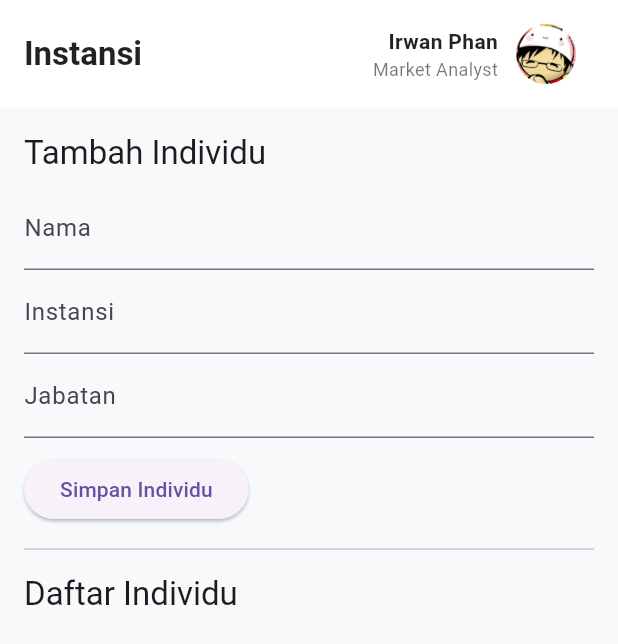
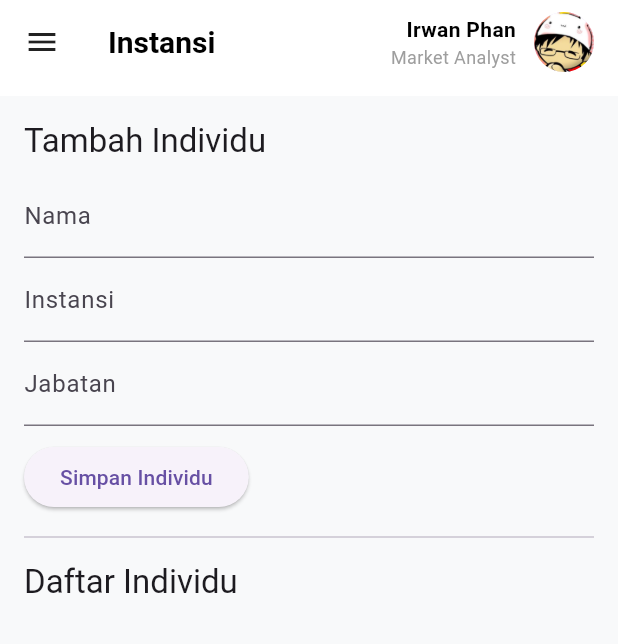
Before and after one commit to irwanphan/stamp-all, a Flutter app: the screen it shows after launch, on a phone screen of 412 x 824 dp. Shown: the top 644 px of the screen. Run offline on Flutter 3.47's test engine with Material 3 defaults, Android fonts, the light colour scheme and no system bars; our stand-ins replace sqflite; missing offline and left inert: encrypt; accounts and stored records are empty.

Commit message:
Refactor HeaderTopBar widget to include a menu button option and improve user interface elements; adjust title styling and user information display for better visual consistency.

```diff
--- a/lib/widgets/header_topbar.dart
+++ b/lib/widgets/header_topbar.dart
@@ -1,36 +1,40 @@
-// header_topbar.dart — Custom Top AppBar ala STAMP
+// header_topbar.dart
 import 'package:flutter/material.dart';
 
 class HeaderTopBar extends StatelessWidget implements PreferredSizeWidget {
   final String title;
   final String userName;
   final String userRole;
-  final String avatarAsset;
+  final bool showMenuButton;
 
-  const HeaderTopBar({
-    super.key,
+  HeaderTopBar({
     required this.title,
     required this.userName,
     required this.userRole,
-    this.avatarAsset = 'assets/avatar.png',
+    this.showMenuButton = true,
   });
+
+  @override
+  Size get preferredSize => Size.fromHeight(64);
 
   @override
   Widget build(BuildContext context) {
     return AppBar(
+      elevation: 0,
       backgroundColor: Colors.white,
-      elevation: 0,
       automaticallyImplyLeading: false,
-      titleSpacing: 16,
-      toolbarHeight: 72,
-      title: Text(
-        title,
-        style: TextStyle(
-          color: Colors.black87,
-          fontSize: 22,
-          fontWeight: FontWeight.w600,
-        ),
-      ),
+      leading: showMenuButton
+          ? IconButton(
+              icon: Icon(Icons.menu, color: Colors.black87),
+              onPressed: () {
+                Scaffold.of(context).openDrawer();
+              },
+            )
+          : null,
+      title: Text(title,
+          style: TextStyle(
+              fontSize: 20, color: Colors.black, fontWeight: FontWeight.bold)),
+      centerTitle: false,
       actions: [
         Padding(
           padding: const EdgeInsets.only(right: 16),
@@ -40,35 +44,21 @@ class HeaderTopBar extends StatelessWidget implements PreferredSizeWidget {
                 mainAxisAlignment: MainAxisAlignment.center,
                 crossAxisAlignment: CrossAxisAlignment.end,
                 children: [
-                  Text(
-                    userName,
-                    style: TextStyle(
-                      fontWeight: FontWeight.bold,
-                      color: Colors.black87,
-                    ),
-                  ),
-                  Text(
-                    userRole,
-                    style: TextStyle(
-                      fontSize: 12,
-                      color: Colors.black54,
-                    ),
-                  )
+                  Text(userName,
+                      style: TextStyle(
+                          fontWeight: FontWeight.bold, color: Colors.black)),
+                  Text(userRole,
+                      style: TextStyle(fontSize: 12, color: Colors.grey)),
                 ],
               ),
               SizedBox(width: 12),
               CircleAvatar(
-                radius: 20,
-                backgroundImage: AssetImage(avatarAsset),
-              ),
-              SizedBox(width: 12)
+                backgroundImage: AssetImage('assets/avatar.png'),
+              )
             ],
           ),
         )
       ],
     );
   }
-
-  @override
-  Size get preferredSize => Size.fromHeight(72);
 }
```
